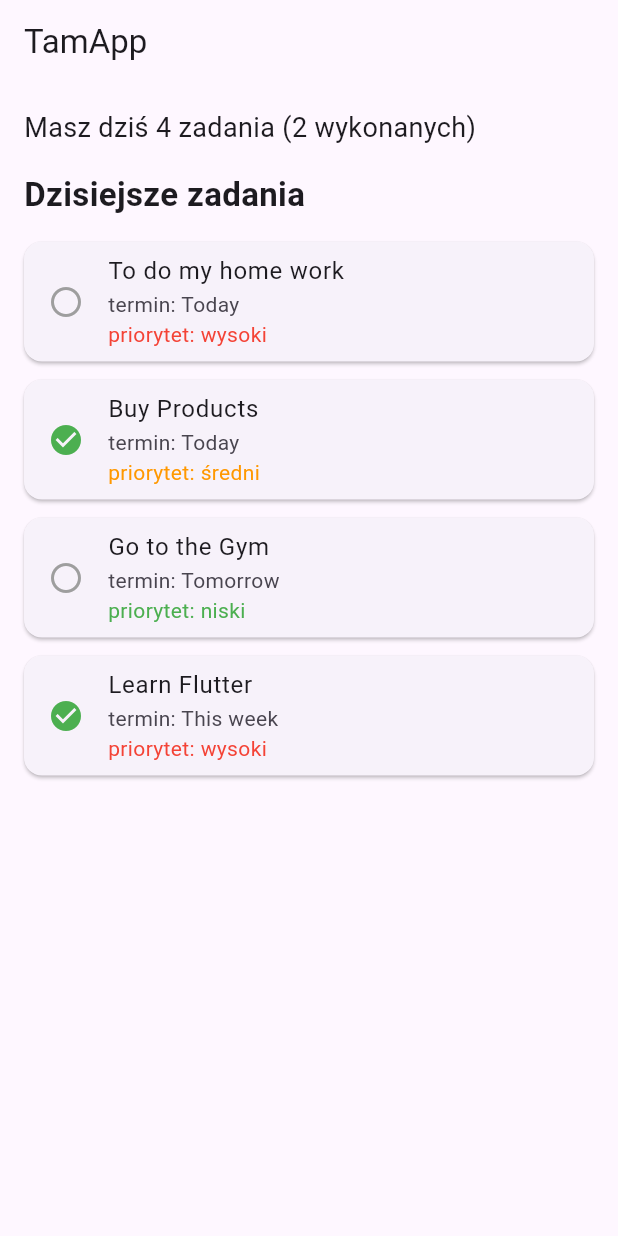
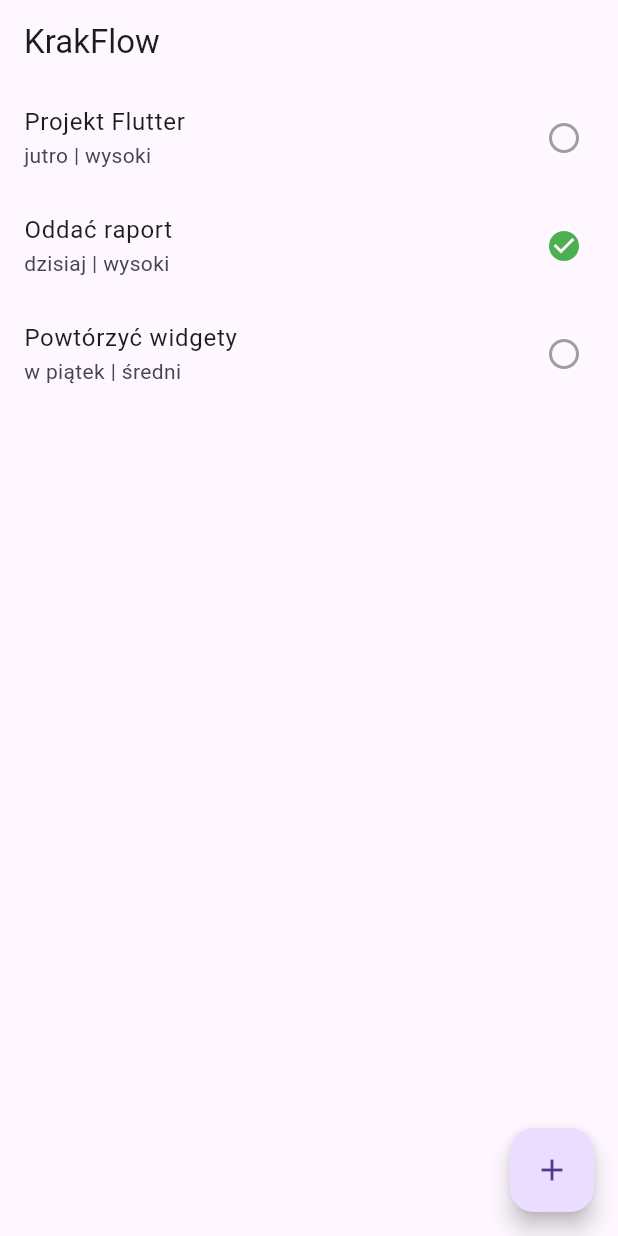
Before and after one commit to kvitneviysad/tworzenieapl, a Flutter app: the screen it shows after launch, on a phone screen of 412 x 824 dp. Run offline on Flutter 3.47's test engine with Material 3 defaults, Android fonts, the light colour scheme and no system bars.

Commit message:
lab 5 - navigation and add task screen

```diff
--- a/lib/main.dart
+++ b/lib/main.dart
@@ -1,132 +1,138 @@
+// Zadanie 3
 import 'package:flutter/material.dart';
+import 'task_repository.dart';
 
 void main() {
-  runApp(MyApp());
-}
-
-// ZADANIE №2
-class Task {
-  final String title;
-  final String deadline;
-  final bool done;
-  final String priority;
-
-  Task({
-    required this.title,
-    required this.deadline,
-    required this.done,
-    required this.priority,
-  });
+  runApp(const MyApp());
 }
 
 class MyApp extends StatelessWidget {
-  final List<Task> tasks = [
-    Task(
-        title: "To do my home work",
-        deadline: "Today",
-        done: false,
-        priority: "wysoki"),
-    Task(
-        title: "Buy Products",
-        deadline: "Today",
-        done: true,
-        priority: "średni"),
-    Task(
-        title: "Go to the Gym",
-        deadline: "Tomorrow",
-        done: false,
-        priority: "niski"),
-    Task(
-        title: "Learn Flutter",
-        deadline: "This week",
-        done: true,
-        priority: "wysoki"),
-  ];
+  const MyApp({super.key});
 
   @override
   Widget build(BuildContext context) {
-    int doneTasks = tasks.where((task) => task.done).length;
+    return const MaterialApp(
+      home: HomeScreen(),
+    );
+  }
+}
 
-    return MaterialApp(
-      debugShowCheckedModeBanner: false,
-      home: Scaffold(
-        appBar: AppBar(
-          title: Text("TamApp"),
-        ),
-        body: Padding(
-          padding: EdgeInsets.all(16),
-          child: Column(
-            crossAxisAlignment: CrossAxisAlignment.start,
-            children: [
-              Text(
-                "Masz dziś ${tasks.length} zadania (${doneTasks} wykonanych)",
-                style: TextStyle(fontSize: 18),
-              ),
+class HomeScreen extends StatefulWidget {
+  const HomeScreen({super.key});
 
-              SizedBox(height: 16),
+  @override
+  State<HomeScreen> createState() => _HomeScreenState();
+}
 
-              Text(
-                "Dzisiejsze zadania",
-                style: TextStyle(
-                  fontSize: 22,
-                  fontWeight: FontWeight.bold,
-                ),
-              ),
+class _HomeScreenState extends State<HomeScreen> {
+  @override
+  Widget build(BuildContext context) {
+    return Scaffold(
+      appBar: AppBar(
+        title: const Text("KrakFlow"),
+      ),
 
-              SizedBox(height: 16),
+      body: ListView.builder(
+        itemCount: TaskRepository.tasks.length,
+        itemBuilder: (context, index) {
+          final task = TaskRepository.tasks[index];
 
-              Expanded(
-                child: ListView(
-                  children: tasks
-                      .map((task) => TaskCard(task: task))
-                      .toList(),
-                ),
-              ),
-            ],
-          ),
-        ),
+          return ListTile(
+            title: Text(task.title),
+            subtitle: Text("${task.deadline} | ${task.priority}"),
+            trailing: Icon(
+              task.done ? Icons.check_circle : Icons.circle_outlined,
+              color: task.done ? Colors.green : Colors.grey,
+            ),
+          );
+        },
+      ),
+
+      // 🔥 FloatingActionButton + NAVIGATION
+      floatingActionButton: FloatingActionButton(
+        onPressed: () async {
+          final Task? newTask = await Navigator.push(
+            context,
+            PageRouteBuilder(
+              pageBuilder: (context, animation, secondaryAnimation) =>
+                  AddTaskScreen(),
+              transitionsBuilder:
+                  (context, animation, secondaryAnimation, child) {
+                return FadeTransition(
+                  opacity: animation,
+                  child: child,
+                );
+              },
+            ),
+          );
+
+          if (newTask != null) {
+            setState(() {
+              TaskRepository.tasks.add(newTask);
+            });
+          }
+        },
+        child: const Icon(Icons.add),
       ),
     );
   }
 }
+class AddTaskScreen extends StatelessWidget {
+  AddTaskScreen({super.key});
 
-class TaskCard extends StatelessWidget {
-  final Task task;
-
-  const TaskCard({super.key, required this.task});
-
-  Color getPriorityColor() {
-    switch (task.priority) {
-      case "wysoki":
-        return Colors.red;
-      case "średni":
-        return Colors.orange;
-      case "niski":
-        return Colors.green;
-      default:
-        return Colors.grey;
-    }
-  }
+  final TextEditingController titleController = TextEditingController();
+  final TextEditingController deadlineController = TextEditingController();
+  final TextEditingController priorityController = TextEditingController();
 
   @override
   Widget build(BuildContext context) {
-    return Card(
-      margin: EdgeInsets.only(bottom: 12),
-      child: ListTile(
-        leading: Icon(
-          task.done
-              ? Icons.check_circle
-              : Icons.radio_button_unchecked,
-          color: task.done ? Colors.green : Colors.grey,
-        ),
-        title: Text(task.title),
-        subtitle: Column(
-          crossAxisAlignment: CrossAxisAlignment.start,
+    return Scaffold(
+      appBar: AppBar(
+        title: const Text("Nowe zadanie"),
+      ),
+      body: Padding(
+        padding: const EdgeInsets.all(16),
+        child: Column(
           children: [
-            Text("termin: ${task.deadline}"),
-            Text(
-              "priorytet: ${task.priority}",
-              style: TextStyle(color: getPriorityColor()),
+            TextField(
+              controller: titleController,
+              decoration: const InputDecoration(
+                labelText: "Tytuł",
+                border: OutlineInputBorder(),
+              ),
+            ),
+            const SizedBox(height: 10),
+
+            TextField(
+              controller: deadlineController,
+              decoration: const InputDecoration(
+                labelText: "Termin",
+                border: OutlineInputBorder(),
+              ),
+            ),
+            const SizedBox(height: 10),
+
+            TextField(
+              controller: priorityController,
+              decoration: const InputDecoration(
+                labelText: "Priorytet",
+                border: OutlineInputBorder(),
+              ),
+            ),
+            const SizedBox(height: 20),
+
+            ElevatedButton(
+              onPressed: () {
+                final newTask = Task(
+                  title: titleController.text,
+                  deadline: deadlineController.text,
+                  done: false,
+                  priority: priorityController.text,
+                );
+
+                Navigator.pop(context, newTask);
+              },
+              child: const Text("Zapisz"),
             ),
           ],
         ),
@@ -134,3 +140,145 @@ class TaskCard extends StatelessWidget {
     );
   }
 }
+
+
+
+
+
+// ZADANIE №2
+// import 'package:flutter/material.dart';
+//
+// void main() {
+//   runApp(MyApp());
+// }
+//
+//
+// class Task {
+//   final String title;
+//   final String deadline;
+//   final bool done;
+//   final String priority;
+//
+//   Task({
+//     required this.title,
+//     required this.deadline,
+//     required this.done,
+//     required this.priority,
+//   });
+// }
+//
+// class MyApp extends StatelessWidget {
+//   final List<Task> tasks = [
+//     Task(
+//         title: "To do my home work",
+//         deadline: "Today",
+//         done: false,
+//         priority: "wysoki"),
+//     Task(
+//         title: "Buy Products",
+//         deadline: "Today",
+//         done: true,
+//         priority: "średni"),
+//     Task(
+//         title: "Go to the Gym",
+//         deadline: "Tomorrow",
+//         done: false,
+//         priority: "niski"),
+//     Task(
+//         title: "Learn Flutter",
+//         deadline: "This week",
+//         done: true,
+//         priority: "wysoki"),
+//   ];
+//
+//   @override
+//   Widget build(BuildContext context) {
+//     int doneTasks = tasks.where((task) => task.done).length;
+//
+//     return MaterialApp(
+//       debugShowCheckedModeBanner: false,
+//       home: Scaffold(
+//         appBar: AppBar(
+//           title: Text("TamApp"),
+//         ),
+//         body: Padding(
+//           padding: EdgeInsets.all(16),
+//           child: Column(
+//             crossAxisAlignment: CrossAxisAlignment.start,
+//             children: [
+//               Text(
+//                 "Masz dziś ${tasks.length} zadania (${doneTasks} wykonanych)",
+//                 style: TextStyle(fontSize: 18),
+//               ),
+//
+//               SizedBox(height: 16),
+//
+//               Text(
+//                 "Dzisiejsze zadania",
+//                 style: TextStyle(
+//                   fontSize: 22,
+//                   fontWeight: FontWeight.bold,
+//                 ),
+//               ),
+//
+//               SizedBox(height: 16),
+//
+//               Expanded(
+//                 child: ListView(
+//                   children: tasks
+//                       .map((task) => TaskCard(task: task))
+//                       .toList(),
+//                 ),
+//               ),
+//             ],
+//           ),
+//         ),
+//       ),
+//     );
+//   }
+// }
+//
+// class TaskCard extends StatelessWidget {
+//   final Task task;
+//
+//   const TaskCard({super.key, required this.task});
+//
+//   Color getPriorityColor() {
+//     switch (task.priority) {
+//       case "wysoki":
+//         return Colors.red;
+//       case "średni":
+//         return Colors.orange;
+//       case "niski":
+//         return Colors.green;
+//       default:
+//         return Colors.grey;
+//     }
+//   }
+//
+//   @override
+//   Widget build(BuildContext context) {
+//     return Card(
+//       margin: EdgeInsets.only(bottom: 12),
+//       child: ListTile(
+//         leading: Icon(
+//           task.done
+//               ? Icons.check_circle
+//               : Icons.radio_button_unchecked,
+//           color: task.done ? Colors.green : Colors.grey,
+//         ),
+//         title: Text(task.title),
+//         subtitle: Column(
+//           crossAxisAlignment: CrossAxisAlignment.start,
+//           children: [
+//             Text("termin: ${task.deadline}"),
+//             Text(
+//               "priorytet: ${task.priority}",
+//               style: TextStyle(color: getPriorityColor()),
+//             ),
+//           ],
+//         ),
+//       ),
+//     );
+//   }
+// }
--- /dev/null
+++ b/lib/task_repository.dart
@@ -0,0 +1,37 @@
+class Task {
+  final String title;
+  final String deadline;
+  final bool done;
+  final String priority;
+
+  Task({
+    required this.title,
+    required this.deadline,
+    required this.done,
+    required this.priority,
+  });
+}
+
+class TaskRepository {
+  static List<Task> tasks = [
+    Task(
+      title: "Projekt Flutter",
+      deadline: "jutro",
+      done: false,
+      priority: "wysoki",
+    ),
+    Task(
+      title: "Oddać raport",
+      deadline: "dzisiaj",
+      done: true,
+      priority: "wysoki",
+    ),
+    Task(
+      title: "Powtórzyć widgety",
+      deadline: "w piątek",
+      done: false,
+      priority: "średni",
+    ),
+  ];
+
+}
```
